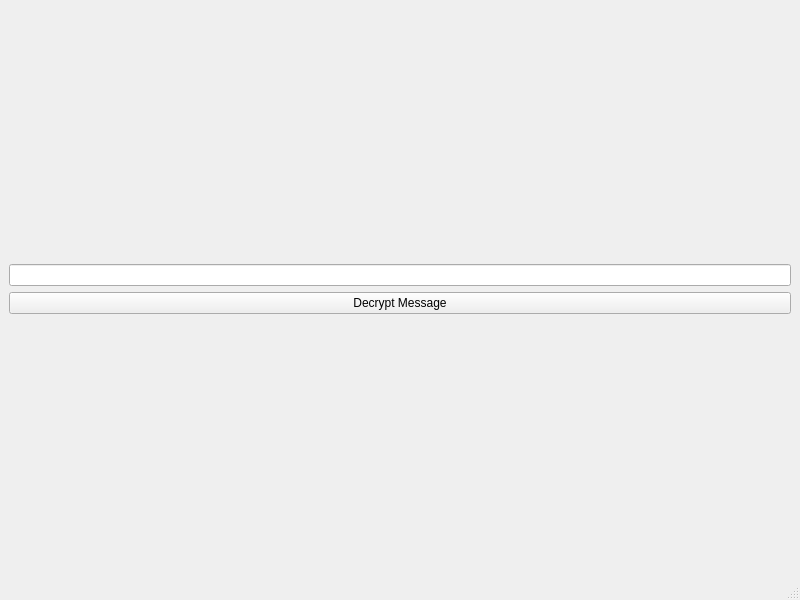
Above: src/bob.ui from mmorgulis/AES_OpenCL before the change. Below: the same form after it.
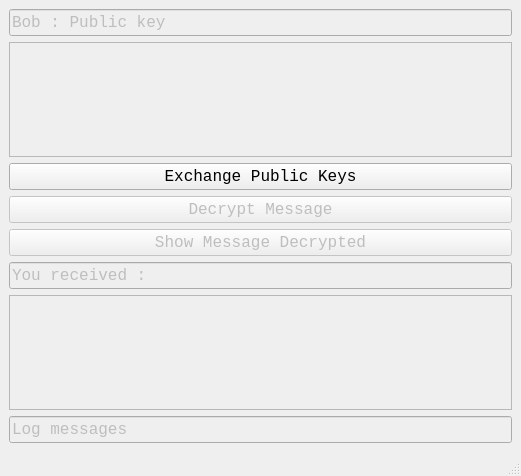
That is the form after the change.

What changed in the file:
```diff
--- a/src/bob.ui
+++ b/src/bob.ui
@@ -6,10 +6,16 @@
    <rect>
     <x>0</x>
     <y>0</y>
-    <width>800</width>
-    <height>600</height>
+    <width>521</width>
+    <height>476</height>
    </rect>
   </property>
+  <property name="font">
+   <font>
+    <family>Consolas</family>
+    <pointsize>12</pointsize>
+   </font>
+  </property>
   <property name="windowTitle">
    <string>MainWindow</string>
   </property>
@@ -18,15 +24,106 @@
     <item>
      <layout class="QVBoxLayout" name="verticalLayout">
       <item>
-       <widget class="QLineEdit" name="lineEdit"/>
+       <widget class="QLineEdit" name="up_line">
+        <property name="enabled">
+         <bool>false</bool>
+        </property>
+        <property name="font">
+         <font>
+          <family>Consolas</family>
+          <pointsize>12</pointsize>
+         </font>
+        </property>
+        <property name="text">
+         <string>Bob : Public key</string>
+        </property>
+       </widget>
       </item>
       <item>
-       <widget class="QPushButton" name="pushButton">
+       <widget class="QPlainTextEdit" name="publickey_text">
+        <property name="enabled">
+         <bool>false</bool>
+        </property>
+        <property name="lineWrapMode">
+         <enum>QPlainTextEdit::LineWrapMode::WidgetWidth</enum>
+        </property>
+        <property name="plainText">
+         <string/>
+        </property>
+       </widget>
+      </item>
+      <item>
+       <widget class="QPushButton" name="exchange_button">
+        <property name="text">
+         <string>Exchange Public Keys</string>
+        </property>
+       </widget>
+      </item>
+      <item>
+       <widget class="QPushButton" name="decrypt_button">
+        <property name="enabled">
+         <bool>false</bool>
+        </property>
         <property name="text">
          <string>Decrypt Message</string>
         </property>
        </widget>
       </item>
+      <item>
+       <widget class="QPushButton" name="showmessage_button">
+        <property name="enabled">
+         <bool>false</bool>
+        </property>
+        <property name="text">
+         <string>Show Message Decrypted</string>
+        </property>
+       </widget>
+      </item>
+      <item>
+       <widget class="QLineEdit" name="middle_line">
+        <property name="enabled">
+         <bool>false</bool>
+        </property>
+        <property name="font">
+         <font>
+          <family>Consolas</family>
+          <pointsize>12</pointsize>
+         </font>
+        </property>
+        <property name="text">
+         <string>You received : </string>
+        </property>
+       </widget>
+      </item>
+      <item>
+       <widget class="QPlainTextEdit" name="message_text">
+        <property name="enabled">
+         <bool>false</bool>
+        </property>
+        <property name="font">
+         <font>
+          <family>Consolas</family>
+          <pointsize>12</pointsize>
+         </font>
+        </property>
+       </widget>
+      </item>
+      <item>
+       <widget class="QLineEdit" name="log_line">
+        <property name="enabled">
+         <bool>false</bool>
+        </property>
+        <property name="font">
+         <font>
+          <family>Consolas</family>
+          <pointsize>12</pointsize>
+         </font>
+        </property>
+        <property name="text">
+         <string>Log messages</string>
+        </property>
+       </widget>
+      </item>
      </layout>
     </item>
    </layout>
```
Left out of the diff: 2 changed lines with no effect on the pictures.
